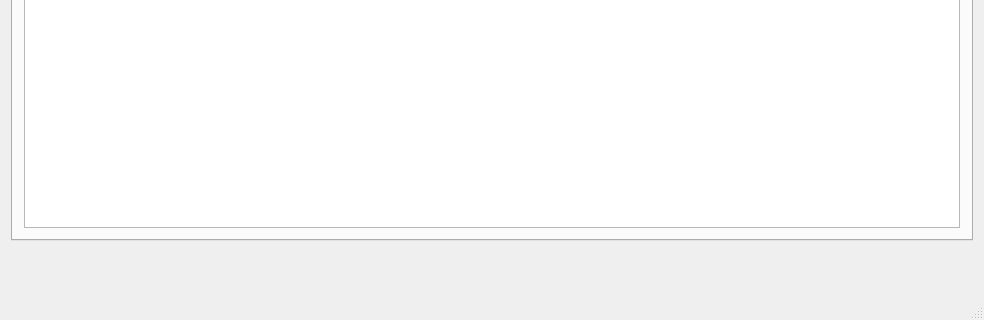
Above: mainwindow.ui from LoginPeople/Dr-SSL before the change; both pictures show x 0 to 984 and y 253 to 573 of the 984 by 573 pixel window. Below: the same form after it.
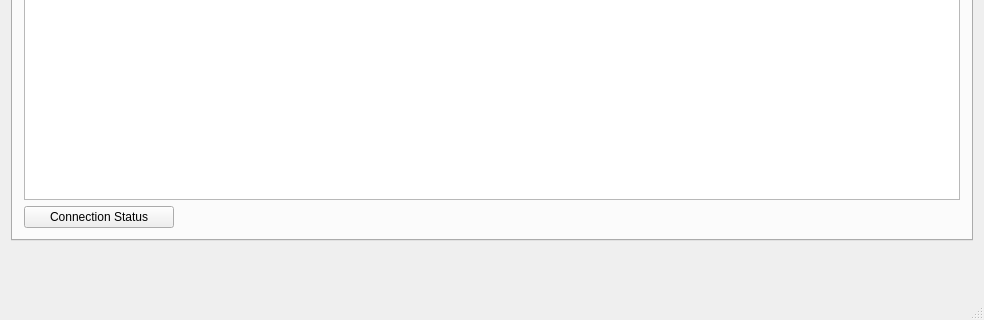
That is the form after the change. Icons and pictures are not drawn. Custom widgets are drawn as their Qt base class.

Commit message: display a red/green button for the copnnection status

Patch:
```diff
--- a/mainwindow.ui
+++ b/mainwindow.ui
@@ -123,6 +123,34 @@
           </property>
          </widget>
         </item>
+        <item>
+         <widget class="QPushButton" name="connectionStatus">
+          <property name="enabled">
+           <bool>true</bool>
+          </property>
+          <property name="maximumSize">
+           <size>
+            <width>150</width>
+            <height>16777215</height>
+           </size>
+          </property>
+          <property name="styleSheet">
+           <string notr="true"/>
+          </property>
+          <property name="text">
+           <string>Connection Status</string>
+          </property>
+          <property name="autoDefault">
+           <bool>false</bool>
+          </property>
+          <property name="default">
+           <bool>false</bool>
+          </property>
+          <property name="flat">
+           <bool>false</bool>
+          </property>
+         </widget>
+        </item>
        </layout>
       </widget>
       <widget class="QWidget" name="tab_2">
```
The commit also changes 4 other files.
